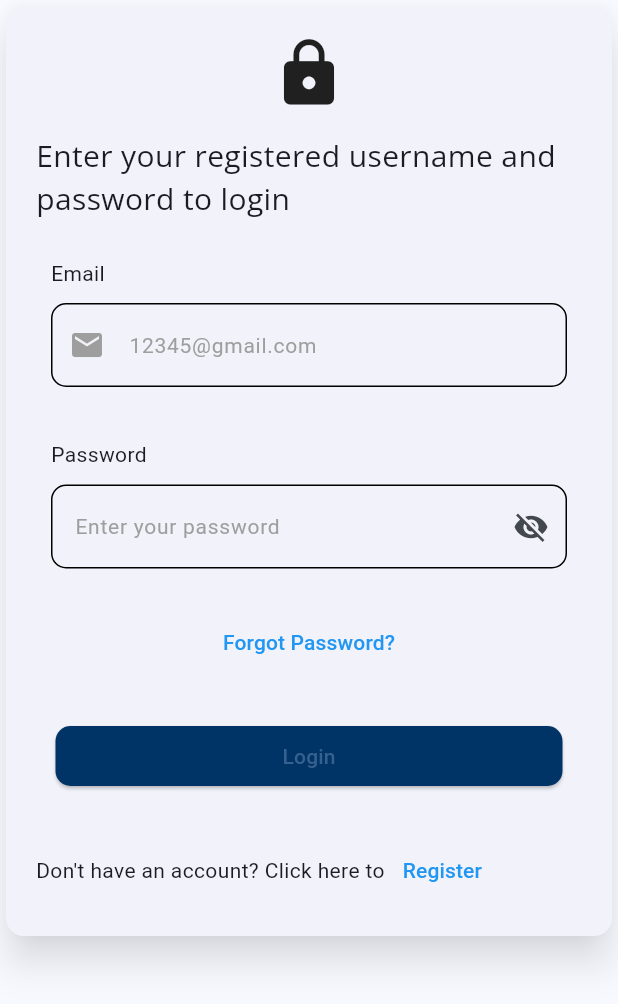
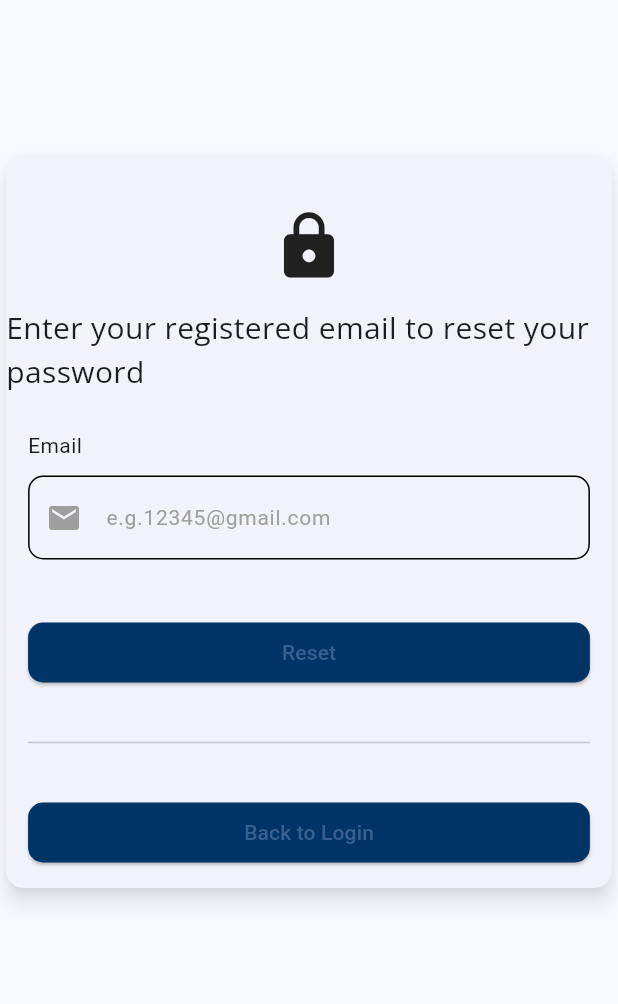
Before and after one commit to Maxwell-016/Residential-Tracker-and-booking, a Flutter app: the screen it shows after launch, after a tap on "Forgot Password?", on a phone screen of 412 x 824 dp. Shown: the top 1004 px of the screen. Run offline on Flutter 3.47's test engine with Material 3 defaults, Android fonts, the phone set to English and light mode, and no system bars; our stand-ins replace email_validator, flutter_hooks, flutter_riverpod, go_router, google_fonts, hooks_riverpod.

Commit message:
created forgot password page, started on email verification page and created dev branch

```diff
--- a/flutter_frontend/lib/View-Model/navigation/routes.dart
+++ b/flutter_frontend/lib/View-Model/navigation/routes.dart
@@ -1,5 +1,6 @@
 import 'package:flutter/material.dart';
 import 'package:flutter_frontend/View/Screens/demo_page.dart';
+import 'package:flutter_frontend/View/Screens/forgot_password.dart';
 import 'package:flutter_frontend/View/Screens/login_page.dart';
 import 'package:flutter_frontend/View/Screens/registration_page.dart';
 import 'package:go_router/go_router.dart';
@@ -33,12 +34,12 @@ class Routes {
             builder: (context, state) {
               return LayoutBuilder(builder: (context, constraints) {
                 if (constraints.maxWidth > 800) {
-                  loggedIn=true;
+                  //loggedIn=true;
                   return LoginPage(
                     width: deviceWidth / 2,
                   );
                 } else {
-                  loggedIn=true;
+                  //loggedIn=true;
                   return LoginPage(
                     width: deviceWidth / 1.1,
                   );
@@ -62,7 +63,21 @@ class Routes {
             },
             path: '/registration'),
 
-        // GoRoute(path: '/forgot-password'),
+        GoRoute(
+          builder: (context,state){
+            return LayoutBuilder(builder: (context,constraints){
+              if (constraints.maxWidth > 800) {
+                return ForgotPassword(
+                  width: deviceWidth / 2,
+                );
+              } else {
+                return ForgotPassword(
+                  width: deviceWidth / 1.1,
+                );
+              }
+            });
+          },
+            path: '/forgot-password'),
         // GoRoute(path: '/verify_email'),
         // GoRoute(path: '/student-dashboard'),
         // GoRoute(path: '/landlord-dashboard'),
@@ -86,14 +101,16 @@ class Routes {
     );
   }
 }
-bool loggedIn=false;
+// bool loggedIn=false;
 
 Future<String?> _appRedirect(
     BuildContext context, GoRouterState state) async {
+      return null;
+
   // to be implemented
-  if(!loggedIn){
-    return '/login';
-  }else{
-    return '/demo';
-  }
+  // if(!loggedIn){
+  //   return '/login';
+  // }else{
+  //   return '/login';
+  // }
     }
--- a/flutter_frontend/lib/View/Screens/forgot_password.dart
+++ b/flutter_frontend/lib/View/Screens/forgot_password.dart
@@ -0,0 +1,54 @@
+import 'package:flutter/material.dart';
+import 'package:flutter_frontend/View-Model/utils/app_colors.dart';
+import 'package:flutter_frontend/View-Model/utils/validator.dart';
+import 'package:flutter_frontend/View/Components/function_button.dart';
+import 'package:flutter_frontend/View/Components/google_fonts.dart';
+import 'package:flutter_frontend/View/Components/text_field.dart';
+import 'package:flutter_hooks/flutter_hooks.dart';
+import 'package:go_router/go_router.dart';
+import 'package:hooks_riverpod/hooks_riverpod.dart';
+
+class ForgotPassword extends HookConsumerWidget{
+  final double width;
+  const ForgotPassword( {super.key,required this.width,});
+
+  @override
+  Widget build(BuildContext context, WidgetRef ref) {
+    TextEditingController emailController = useTextEditingController();
+    FocusNode emailFocus = useFocusNode();
+    bool isDark = Theme.of(context).brightness == Brightness.dark;
+    return SafeArea(child: Scaffold(
+      body: SingleChildScrollView(
+        child: Center(
+          child: Column(
+            spacing: 50.0,
+            children: [
+              SizedBox(height: 50.0,),
+              Card(
+                shadowColor: isDark? Colors.white: Colors.black54,
+                elevation: 5.0,
+                child: Column(
+                  spacing: 15.0,
+                  children: [
+                    SizedBox(height: 20.0,),
+                    Icon(Icons.lock,size: 50.0,),
+                    UseFont(text: 'Enter your registered email to reset your password', myFont: 'Open Sans', size: 20.0),
+                    MyTextField(label: 'Email', placeHolder: 'e.g.12345@gmail.com', controller: emailController, icon: Icon(Icons.email), fieldValidator: Validators.emailValidator, focusNode: emailFocus, width: width),
+                    FunctionButton(text: 'Reset', onPressed: (){}, btnColor: AppColors.deepBlue,width: width,),
+                    SizedBox(
+                      width: width,
+                      child: Divider(),
+                    ),
+                    FunctionButton(text: 'Back to Login', onPressed: (){context.go('/login');}, btnColor: AppColors.deepBlue,width: width,),
+                  ],
+
+                ),
+              )
+            ],
+          ),
+        ),
+      ),
+    ),);
+  }
+
+}
--- a/flutter_frontend/lib/View/Screens/login_page.dart
+++ b/flutter_frontend/lib/View/Screens/login_page.dart
@@ -24,22 +24,26 @@ class LoginPage extends HookConsumerWidget{
     return SafeArea(child: Scaffold(
       body: SingleChildScrollView(
         child: Center(
-          child: Card(
-            elevation: 10.0,
+          child: Column(
+            children: [
+              SizedBox(height: 50.0,),
+              Card(
+                elevation: 5.0,
                 shadowColor: isDark? Colors.white: Colors.black54,
                 child: Padding(
                   padding: const EdgeInsets.all(20.0),
                   child: Column(
                     spacing: 15.0,
                     children: [
+                      SizedBox(),
                       Icon(Icons.lock,size: 50.0,),
                       UseFont(text: 'Enter your registered username and password to login', myFont: 'Open Sans', size: 20.0,),
                       MyTextField(label: 'Email', placeHolder: '12345@gmail.com', controller: emailController, icon: Icon(Icons.email), fieldValidator: Validators.emailValidator, focusNode: emailFocus, width: width,),
                       PasswordField(label: 'Password', placeHolder: 'Enter your password', controller: passController, hidePassword: Icon(Icons.visibility_off), showPassword: Icon(Icons.visibility), fieldValidator: Validators.passwordValidator, focusNode: passFocus, width: width,),
-                  LinkButton(onPressed: (){}, text: 'Forgot Password?'),
+                      LinkButton(onPressed: (){context.go('/forgot-password');}, text: 'Forgot Password?'),
                       FunctionButton(text:
                       'Login', onPressed: (){
-                    context.go("/demo");
+                        // context.go("/demo");
 
 
                       },
@@ -55,6 +59,8 @@ class LoginPage extends HookConsumerWidget{
                   ),
                 ),
               ),
+            ],
+          ),
         ),
       ),
     ),);
--- a/flutter_frontend/lib/main.dart
+++ b/flutter_frontend/lib/main.dart
@@ -1,9 +1,7 @@
 import 'dart:ui';
 
 import 'package:flutter/material.dart';
-import 'package:flutter/services.dart';
 import 'package:flutter_frontend/View-Model/navigation/routes.dart';
-import 'package:flutter_frontend/View-Model/utils/themes.dart';
 import 'package:flutter_frontend/constants.dart';
 import 'package:flutter_riverpod/flutter_riverpod.dart';
 
```
Also changed, not shown: flutter_frontend/lib/View/Screens/email_verification_page.dart (+41 -0 lines), flutter_frontend/lib/View/Screens/registration_page.dart (+65 -17 lines), flutter_frontend/pubspec.lock. Lines whose indentation alone changed are shown as unchanged.
